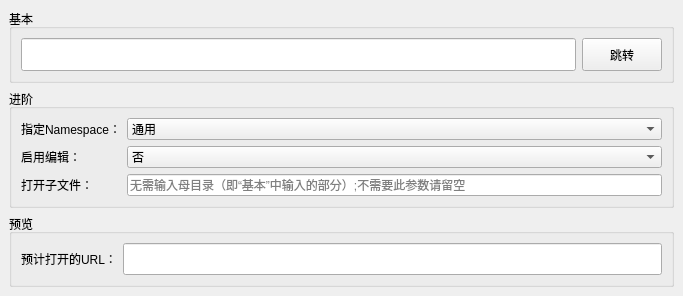
This is mainwindow.ui in Marcus-P-114514/Genshin-Impact-BWIKI-Quick-Check as Qt 5 draws it before an edit. The edited form follows.
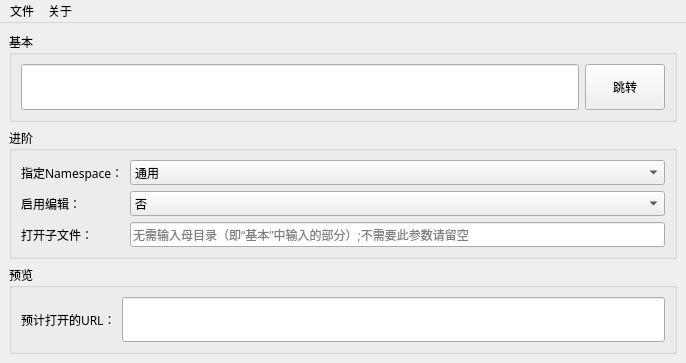
This is the edited form.

Patch:
```diff
--- a/mainwindow.ui
+++ b/mainwindow.ui
@@ -6,10 +6,15 @@
    <rect>
     <x>0</x>
     <y>0</y>
-    <width>683</width>
-    <height>296</height>
+    <width>686</width>
+    <height>363</height>
    </rect>
   </property>
+  <property name="font">
+   <font>
+    <family>Source Han Serif SC</family>
+   </font>
+  </property>
   <property name="windowTitle">
    <string>原神BWiKi 快速跳转</string>
   </property>
@@ -23,6 +28,9 @@
         <verstretch>0</verstretch>
        </sizepolicy>
       </property>
+      <property name="styleSheet">
+       <string notr="true">font: 9pt &quot;Source Han Serif SC&quot;;</string>
+      </property>
       <property name="title">
        <string>基本</string>
       </property>
@@ -39,9 +47,16 @@
            </property>
            <property name="font">
             <font>
-             <family>Consolas</family>
+             <family>Source Han Serif SC</family>
+             <pointsize>9</pointsize>
+             <weight>50</weight>
+             <italic>false</italic>
+             <bold>false</bold>
             </font>
            </property>
+           <property name="styleSheet">
+            <string notr="true">font: 9pt &quot;Source Han Serif SC&quot;;</string>
+           </property>
            <property name="dragEnabled">
             <bool>true</bool>
            </property>
@@ -55,6 +70,9 @@
              <verstretch>0</verstretch>
             </sizepolicy>
            </property>
+           <property name="styleSheet">
+            <string notr="true">font: 9pt &quot;Source Han Serif SC&quot;;</string>
+           </property>
            <property name="text">
             <string>跳转</string>
            </property>
@@ -73,6 +91,9 @@
         <verstretch>0</verstretch>
        </sizepolicy>
       </property>
+      <property name="styleSheet">
+       <string notr="true">font: 9pt &quot;Source Han Serif SC&quot;;</string>
+      </property>
       <property name="title">
        <string>进阶</string>
       </property>
@@ -87,6 +108,9 @@
              <verstretch>0</verstretch>
             </sizepolicy>
            </property>
+           <property name="styleSheet">
+            <string notr="true">font: 9pt &quot;Source Han Serif SC&quot;;</string>
+           </property>
            <property name="text">
             <string>指定Namespace：</string>
            </property>
@@ -100,6 +124,9 @@
              <verstretch>0</verstretch>
             </sizepolicy>
            </property>
+           <property name="styleSheet">
+            <string notr="true">font: 9pt &quot;Source Han Serif SC&quot;;</string>
+           </property>
            <item>
             <property name="text">
              <string>通用</string>
@@ -139,6 +166,9 @@
          </item>
          <item row="1" column="0">
           <widget class="QLabel" name="label_2">
+           <property name="styleSheet">
+            <string notr="true">font: 9pt &quot;Source Han Serif SC&quot;;</string>
+           </property>
            <property name="text">
             <string>启用编辑：</string>
            </property>
@@ -152,6 +182,9 @@
              <verstretch>0</verstretch>
             </sizepolicy>
            </property>
+           <property name="styleSheet">
+            <string notr="true">font: 9pt &quot;Source Han Serif SC&quot;;</string>
+           </property>
            <item>
             <property name="text">
              <string>否</string>
@@ -166,6 +199,9 @@
          </item>
          <item row="2" column="0">
           <widget class="QLabel" name="label_3">
+           <property name="styleSheet">
+            <string notr="true">font: 9pt &quot;Source Han Serif SC&quot;;</string>
+           </property>
            <property name="text">
             <string>打开子文件：</string>
            </property>
@@ -179,6 +215,9 @@
              <verstretch>0</verstretch>
             </sizepolicy>
            </property>
+           <property name="styleSheet">
+            <string notr="true">font: 9pt &quot;Source Han Serif SC&quot;;</string>
+           </property>
            <property name="dragEnabled">
             <bool>true</bool>
            </property>
@@ -200,6 +239,9 @@
         <verstretch>0</verstretch>
        </sizepolicy>
       </property>
+      <property name="styleSheet">
+       <string notr="true">font: 9pt &quot;Source Han Serif SC&quot;;</string>
+      </property>
       <property name="title">
        <string>预览</string>
       </property>
@@ -208,6 +250,9 @@
         <layout class="QGridLayout" name="gridLayout_5">
          <item row="0" column="0">
           <widget class="QLabel" name="label_4">
+           <property name="styleSheet">
+            <string notr="true">font: 9pt &quot;Source Han Serif SC&quot;;</string>
+           </property>
            <property name="text">
             <string>预计打开的URL：</string>
            </property>
@@ -236,6 +281,50 @@
     </item>
    </layout>
   </widget>
+  <widget class="QMenuBar" name="menuBar">
+   <property name="geometry">
+    <rect>
+     <x>0</x>
+     <y>0</y>
+     <width>686</width>
+     <height>28</height>
+    </rect>
+   </property>
+   <widget class="QMenu" name="menu">
+    <property name="title">
+     <string>文件</string>
+    </property>
+    <addaction name="prefrence_window"/>
+   </widget>
+   <widget class="QMenu" name="menu_2">
+    <property name="font">
+     <font>
+      <family>Source Han Serif SC</family>
+     </font>
+    </property>
+    <property name="title">
+     <string>关于</string>
+    </property>
+   </widget>
+   <addaction name="menu"/>
+   <addaction name="menu_2"/>
+  </widget>
+  <action name="prefrence_window">
+   <property name="text">
+    <string>偏好设置</string>
+   </property>
+   <property name="toolTip">
+    <string>打开偏好设置</string>
+   </property>
+   <property name="font">
+    <font>
+     <family>Source Han Serif SC</family>
+    </font>
+   </property>
+   <property name="shortcut">
+    <string>Ctrl+,</string>
+   </property>
+  </action>
  </widget>
  <resources/>
  <connections/>
```
Left out of the diff: 2 changed lines with no effect on the pictures.
